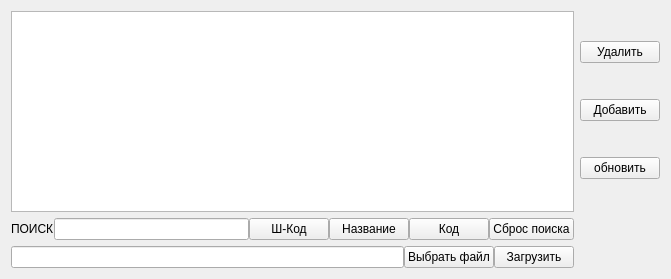
The window that good_input.ui (shmuft/goods) describes before a commit, drawn with Qt 5.
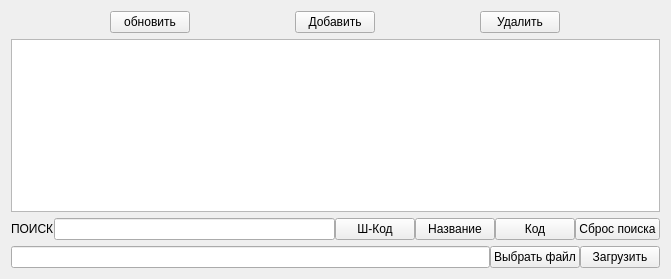
The same window after the commit.

Commit message: Кнопки формы вверх

What changed in the file:
```diff
--- a/good_input.ui
+++ b/good_input.ui
@@ -14,53 +14,17 @@
    <string>Form</string>
   </property>
   <layout class="QGridLayout" name="gridLayout">
-   <item row="0" column="1">
-    <layout class="QVBoxLayout" name="verticalLayout">
-     <property name="sizeConstraint">
-      <enum>QLayout::SetFixedSize</enum>
-     </property>
-     <item>
-      <widget class="QPushButton" name="pushButton_4">
-       <property name="sizePolicy">
-        <sizepolicy hsizetype="Fixed" vsizetype="Fixed">
-         <horstretch>0</horstretch>
-         <verstretch>0</verstretch>
-        </sizepolicy>
-       </property>
-       <property name="text">
-        <string>Удалить</string>
-       </property>
-      </widget>
-     </item>
-     <item>
-      <widget class="QPushButton" name="pushButton">
-       <property name="sizePolicy">
-        <sizepolicy hsizetype="Fixed" vsizetype="Fixed">
-         <horstretch>0</horstretch>
-         <verstretch>0</verstretch>
-        </sizepolicy>
-       </property>
-       <property name="text">
-        <string>Добавить</string>
-       </property>
-      </widget>
-     </item>
-     <item>
-      <widget class="QPushButton" name="pushButton_3">
-       <property name="sizePolicy">
-        <sizepolicy hsizetype="Fixed" vsizetype="Fixed">
-         <horstretch>0</horstretch>
-         <verstretch>0</verstretch>
-        </sizepolicy>
-       </property>
-       <property name="text">
-        <string>обновить</string>
-       </property>
-      </widget>
-     </item>
-    </layout>
-   </item>
    <item row="1" column="0">
+    <widget class="QTableView" name="tableView">
+     <property name="sizePolicy">
+      <sizepolicy hsizetype="Expanding" vsizetype="Expanding">
+       <horstretch>0</horstretch>
+       <verstretch>0</verstretch>
+      </sizepolicy>
+     </property>
+    </widget>
+   </item>
+   <item row="2" column="0">
     <layout class="QVBoxLayout" name="verticalLayout_2">
      <property name="sizeConstraint">
       <enum>QLayout::SetFixedSize</enum>
@@ -179,14 +143,50 @@
     </layout>
    </item>
    <item row="0" column="0">
-    <widget class="QTableView" name="tableView">
-     <property name="sizePolicy">
-      <sizepolicy hsizetype="Expanding" vsizetype="Expanding">
-       <horstretch>0</horstretch>
-       <verstretch>0</verstretch>
-      </sizepolicy>
+    <layout class="QHBoxLayout" name="horizontalLayout_2">
+     <property name="sizeConstraint">
+      <enum>QLayout::SetFixedSize</enum>
      </property>
-    </widget>
+     <item>
+      <widget class="QPushButton" name="pushButton_3">
+       <property name="sizePolicy">
+        <sizepolicy hsizetype="Fixed" vsizetype="Fixed">
+         <horstretch>0</horstretch>
+         <verstretch>0</verstretch>
+        </sizepolicy>
+       </property>
+       <property name="text">
+        <string>обновить</string>
+       </property>
+      </widget>
+     </item>
+     <item>
+      <widget class="QPushButton" name="pushButton">
+       <property name="sizePolicy">
+        <sizepolicy hsizetype="Fixed" vsizetype="Fixed">
+         <horstretch>0</horstretch>
+         <verstretch>0</verstretch>
+        </sizepolicy>
+       </property>
+       <property name="text">
+        <string>Добавить</string>
+       </property>
+      </widget>
+     </item>
+     <item>
+      <widget class="QPushButton" name="pushButton_4">
+       <property name="sizePolicy">
+        <sizepolicy hsizetype="Fixed" vsizetype="Fixed">
+         <horstretch>0</horstretch>
+         <verstretch>0</verstretch>
+        </sizepolicy>
+       </property>
+       <property name="text">
+        <string>Удалить</string>
+       </property>
+      </widget>
+     </item>
+    </layout>
    </item>
   </layout>
  </widget>
```
